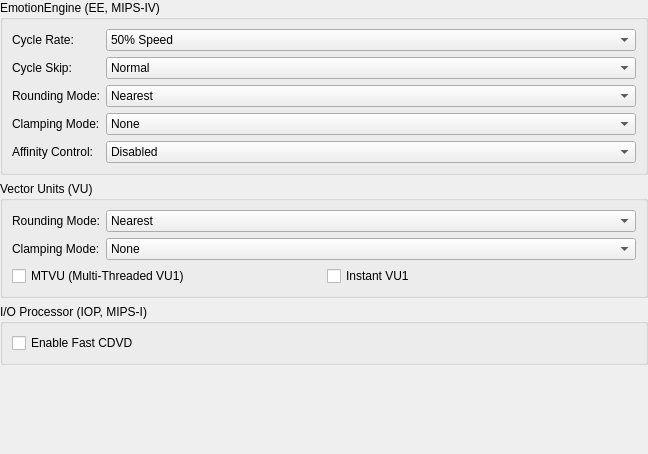
Qt form pcsx2-qt/Settings/SystemSettingsWidget.ui (PCSX2/pcsx2) before a commit.
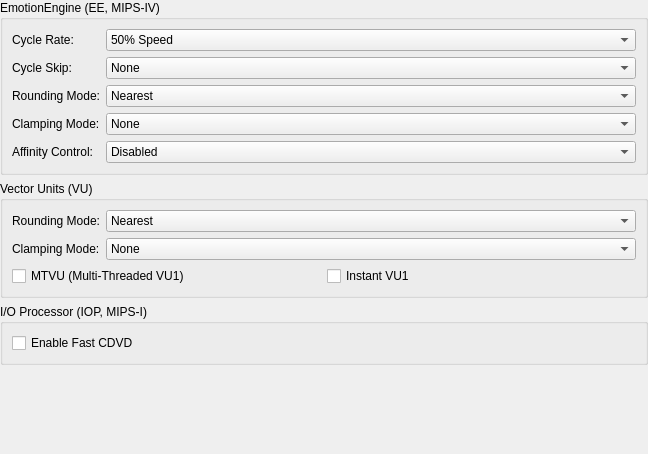
The same form after that commit.

Commit message:
Qt: Change cycle skipping text
Changes the cycle skipping default level text from "Normal" to "None".

What changed in the file:
```diff
--- a/pcsx2-qt/Settings/SystemSettingsWidget.ui
+++ b/pcsx2-qt/Settings/SystemSettingsWidget.ui
@@ -89,7 +89,7 @@
        <widget class="QComboBox" name="eeCycleSkipping">
         <item>
          <property name="text">
-          <string>Normal</string>
+          <string>None</string>
          </property>
         </item>
         <item>
```
